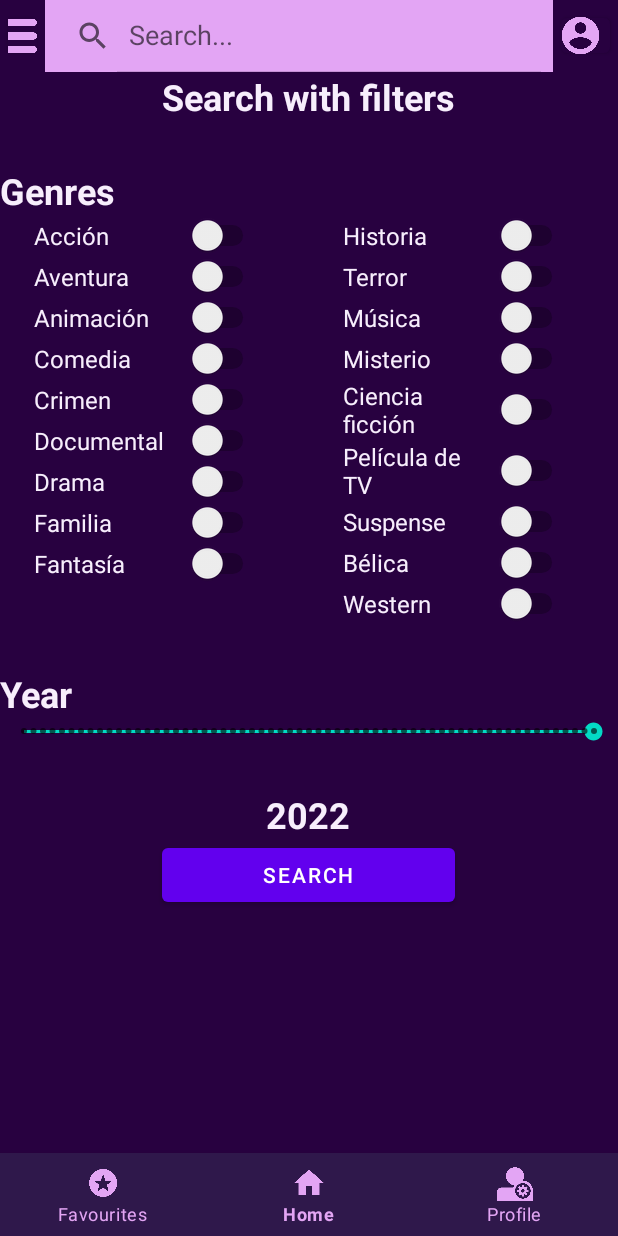
After one commit to MyUnicaucaGit/Moovster, an Android app: the fragment SearchFilters placed in its activity, on a phone screen of 412 x 824 dp. The commit adds this screen. Run offline under Robolectric (Android 15) with nearby library versions, the phone set to English and light mode, and no system bars; our stand-ins replace Volley, navigation-ui; libraries missing offline, so code that uses them is left out: com.jackandphantom.carouselrecyclerview; network calls fail.

Commit message:
Filter year

```diff
--- a/app/src/main/java/edu/unicauca/moovster/movies/Movies.java
+++ b/app/src/main/java/edu/unicauca/moovster/movies/Movies.java
@@ -104,6 +104,23 @@ public class Movies {
 
     }
 
+    public void getMoviesByGenderAndYear(List<String> genres, int year, VolleyCallBack callBack) throws JSONException {
+        String par="";
+        for (int i = 0; i < genres.size(); i++) {
+            for (int j = 0; j < genresList.length(); j++) {
+                JSONObject json = genresList.getJSONObject(j);
+                if (genres.get(i).equalsIgnoreCase(json.getString("name"))){
+                    par=par+"with_genres="+json.getString("id")+"&";
+                }
+            }
+        }
+        par=par+"primary_release_year="+year;
+
+        StringRequest req = query(par, callBack);
+        queue.add(req);
+
+    }
+
 
     public void getMoviesByGender(List<String> genres, VolleyCallBack callBack) throws JSONException {
         String par="";
--- /dev/null
+++ b/app/src/main/java/edu/unicauca/moovster/ui/movies/SearchFilters.kt
@@ -0,0 +1,83 @@
+package edu.unicauca.moovster.ui.movies
+
+import android.os.Bundle
+import android.view.LayoutInflater
+import android.view.View
+import android.view.ViewGroup
+import android.widget.Button
+import android.widget.SeekBar
+import android.widget.TextView
+import androidx.fragment.app.Fragment
+import edu.unicauca.moovster.R
+
+// TODO: Rename parameter arguments, choose names that match
+// the fragment initialization parameters, e.g. ARG_ITEM_NUMBER
+private const val ARG_PARAM1 = "param1"
+private const val ARG_PARAM2 = "param2"
+
+/**
+ * A simple [Fragment] subclass.
+ * Use the [SearchFilters.newInstance] factory method to
+ * create an instance of this fragment.
+ */
+class SearchFilters : Fragment() {
+    // TODO: Rename and change types of parameters
+    private var param1: String? = null
+    private var param2: String? = null
+
+    override fun onCreate(savedInstanceState: Bundle?) {
+        super.onCreate(savedInstanceState)
+        arguments?.let {
+            param1 = it.getString(ARG_PARAM1)
+            param2 = it.getString(ARG_PARAM2)
+        }
+    }
+
+    override fun onCreateView(
+        inflater: LayoutInflater, container: ViewGroup?,
+        savedInstanceState: Bundle?
+    ): View? {
+        // Inflate the layout for this fragment
+        return inflater.inflate(R.layout.fragment_search_filters, container, false)
+    }
+
+    override fun onViewCreated(view: View, savedInstanceState: Bundle?) {
+        super.onViewCreated(view, savedInstanceState)
+        val yearSearch:SeekBar=view.findViewById(R.id.seekBar);
+        val txtYear: TextView=view.findViewById(R.id.txtYearFilter)
+        val searchButton: Button=view.findViewById(R.id.btnSearchFilter)
+        yearSearch.setOnSeekBarChangeListener(object : SeekBar.OnSeekBarChangeListener {
+            override fun onProgressChanged(p0: SeekBar?, currentValue: Int, p2: Boolean) {
+                txtYear.text=((2022-60)+(currentValue)).toString()
+            }
+
+            override fun onStartTrackingTouch(p0: SeekBar?) {}
+            override fun onStopTrackingTouch(p0: SeekBar?) {}
+        })
+        searchButton.setOnClickListener {
+            activity?.supportFragmentManager?.beginTransaction()
+                ?.replace(R.id.nav_host_fragment_activity_main, Show_Movie_list(listOf("Acción","Animación"),txtYear.text.toString().toInt()))
+                ?.commit()
+        }
+    }
+
+    companion object {
+        /**
+         * Use this factory method to create a new instance of
+         * this fragment using the provided parameters.
+         *
+         * @param param1 Parameter 1.
+         * @param param2 Parameter 2.
+         * @return A new instance of fragment SearchFilters.
+         */
+        // TODO: Rename and change types and number of parameters
+        @JvmStatic
+        fun newInstance(param1: String, param2: String) =
+            SearchFilters().apply {
+                arguments = Bundle().apply {
+                    putString(ARG_PARAM1, param1)
+                    putString(ARG_PARAM2, param2)
+                }
+            }
+    }
+}
--- a/app/src/main/java/edu/unicauca/moovster/ui/movies/Show_Movie_list.java
+++ b/app/src/main/java/edu/unicauca/moovster/ui/movies/Show_Movie_list.java
@@ -16,6 +16,7 @@ import android.view.ViewGroup;
 import org.json.JSONException;
 
 import java.util.ArrayList;
+import java.util.List;
 
 import edu.unicauca.moovster.R;
 import edu.unicauca.moovster.adapter.MovieAdapter;
@@ -30,6 +31,8 @@ import edu.unicauca.moovster.movies.VolleyCallBack;
  */
 public class Show_Movie_list extends Fragment {
     private String query="";
+    private int year=0;
+    private List<String> genres;
 
     // TODO: Rename parameter arguments, choose names that match
     // the fragment initialization parameters, e.g. ARG_ITEM_NUMBER
@@ -44,8 +47,11 @@ public class Show_Movie_list extends Fragment {
         // Required empty public constructor
     }
     public Show_Movie_list(String query) {
-        // Required empty public constructor
         this.query=query;
+    }
+    public Show_Movie_list(List<String> genres,int year) {
+        this.genres=genres;
+        this.year=year;
     }
 
     /**
@@ -88,6 +94,23 @@ public class Show_Movie_list extends Fragment {
         super.onViewCreated(view, savedInstanceState);
         Movies myMovies = new Movies(getContext());
 
+        if (this.year!=0){
+
+            try {
+                myMovies.getMoviesByGenderAndYear(this.genres,this.year,new VolleyCallBack() {
+                    @Override
+                    public void onSuccess() {
+                        RecyclerView recyclerView = view.findViewById(R.id.RecyclerMovieList);
+                        recyclerView.setLayoutManager(new GridLayoutManager(getContext(),2));
+                        recyclerView.setAdapter(new MovieAdapter(myMovies.getRequestedList()));
+                    }
+                });
+            } catch (JSONException e) {
+                e.printStackTrace();
+            }
+
+        }
+
         if (this.query.equalsIgnoreCase("")){
 
             try {
--- a/app/src/main/java/edu/unicauca/moovster/ui/navbar/NavBar.java
+++ b/app/src/main/java/edu/unicauca/moovster/ui/navbar/NavBar.java
@@ -20,6 +20,7 @@ import edu.unicauca.moovster.R;
 import edu.unicauca.moovster.ui.home.HomeFragment;
 import edu.unicauca.moovster.ui.login.logIn;
 import edu.unicauca.moovster.ui.login.login_or_register;
+import edu.unicauca.moovster.ui.movies.SearchFilters;
 import edu.unicauca.moovster.ui.movies.Show_Movie_list;
 import edu.unicauca.moovster.ui.profile.ProfileFF;
 import edu.unicauca.moovster.ui.profile.ProfileFragment;
@@ -84,6 +85,7 @@ public class NavBar extends Fragment {
     public void onViewCreated(@NonNull View view, @Nullable Bundle savedInstanceState) {
         super.onViewCreated(view, savedInstanceState);
         Button btnUser = view.findViewById(R.id.btnNBUser);
+        Button btnFilter = view.findViewById(R.id.btnFilter);
         SearchView search  = view.findViewById(R.id.searchViewMovies);
         btnUser.setOnClickListener(new View.OnClickListener() {
             @Override
@@ -116,5 +118,14 @@ public class NavBar extends Fragment {
             }
         });
 
+        btnFilter.setOnClickListener(new View.OnClickListener() {
+            @Override
+            public void onClick(View v) {
+                getActivity().getSupportFragmentManager().beginTransaction()
+                        .replace(R.id.nav_host_fragment_activity_main,new SearchFilters()).addToBackStack(null)
+                        .commit();
+            }
+        });
+
     }
 }
--- /dev/null
+++ b/app/src/main/res/layout/fragment_search_filters.xml
@@ -0,0 +1,328 @@
+<?xml version="1.0" encoding="utf-8"?>
+<FrameLayout xmlns:android="http://schemas.android.com/apk/res/android"
+    xmlns:tools="http://schemas.android.com/tools"
+    android:layout_width="match_parent"
+    android:layout_height="match_parent"
+    android:background="@color/background_color"
+    tools:context=".ui.movies.SearchFilters">
+
+    <TableLayout
+        android:layout_width="match_parent"
+        android:layout_height="wrap_content">
+
+        <TableRow
+            android:layout_width="match_parent"
+            android:layout_height="wrap_content"
+            android:gravity="center">
+
+            <TextView
+                android:id="@+id/textView"
+                android:layout_width="wrap_content"
+                android:layout_height="wrap_content"
+                android:text="@string/Search_title_text"
+                android:textColor="@color/letter_white"
+                android:textSize="24sp"
+                android:textStyle="bold" />
+
+        </TableRow>
+
+        <TableRow
+            android:layout_width="match_parent"
+            android:layout_height="wrap_content">
+
+            <TextView
+                android:id="@+id/textView2"
+                android:layout_width="wrap_content"
+                android:layout_height="wrap_content"
+                android:layout_marginTop="30dp"
+                android:text="@string/Genres"
+                android:textColor="@color/letter_white"
+                android:textSize="24sp"
+                android:textStyle="bold" />
+
+        </TableRow>
+
+        <TableRow
+            android:layout_width="match_parent"
+            android:layout_height="wrap_content"
+            android:layout_weight="1">
+
+            <LinearLayout
+                android:layout_width="80dp"
+                android:layout_height="wrap_content"
+                android:gravity="center"
+                android:orientation="vertical">
+
+                <Switch
+                    android:id="@+id/switch1"
+                    android:layout_width="150dp"
+                    android:layout_height="wrap_content"
+                    android:shadowColor="@color/letter_pink"
+                    android:text="Acción"
+                    android:textColor="@color/letter_white"
+                    android:textColorHint="@color/salmon"
+                    android:textColorLink="@color/salmon"
+                    android:textSize="16sp" />
+
+                <Switch
+                    android:id="@+id/switch2"
+                    android:layout_width="150dp"
+                    android:layout_height="wrap_content"
+                    android:shadowColor="@color/letter_pink"
+                    android:text="Aventura"
+                    android:textColor="@color/letter_white"
+                    android:textColorHint="@color/salmon"
+                    android:textColorLink="@color/salmon"
+                    android:textSize="16sp" />
+
+                <Switch
+                    android:id="@+id/switch3"
+                    android:layout_width="150dp"
+                    android:layout_height="wrap_content"
+                    android:shadowColor="@color/letter_pink"
+                    android:text="Animación"
+                    android:textColor="@color/letter_white"
+                    android:textColorHint="@color/salmon"
+                    android:textColorLink="@color/salmon"
+                    android:textSize="16sp" />
+
+                <Switch
+                    android:id="@+id/switch4"
+                    android:layout_width="150dp"
+                    android:layout_height="wrap_content"
+                    android:shadowColor="@color/letter_pink"
+                    android:text="Comedia"
+                    android:textColor="@color/letter_white"
+                    android:textColorHint="@color/salmon"
+                    android:textColorLink="@color/salmon"
+                    android:textSize="16sp" />
+
+                <Switch
+                    android:id="@+id/switch5"
+                    android:layout_width="150dp"
+                    android:layout_height="wrap_content"
+                    android:shadowColor="@color/letter_pink"
+                    android:text="Crimen"
+                    android:textColor="@color/letter_white"
+                    android:textColorHint="@color/salmon"
+                    android:textColorLink="@color/salmon"
+                    android:textSize="16sp" />
+
+                <Switch
+                    android:id="@+id/switch6"
+                    android:layout_width="150dp"
+                    android:layout_height="wrap_content"
+                    android:shadowColor="@color/letter_pink"
+                    android:text="Documental"
+                    android:textColor="@color/letter_white"
+                    android:textColorHint="@color/salmon"
+                    android:textColorLink="@color/salmon"
+                    android:textSize="16sp" />
+
+                <Switch
+                    android:id="@+id/switch7"
+                    android:layout_width="150dp"
+                    android:layout_height="wrap_content"
+                    android:shadowColor="@color/letter_pink"
+                    android:text="Drama"
+                    android:textColor="@color/letter_white"
+                    android:textColorHint="@color/salmon"
+                    android:textColorLink="@color/salmon"
+                    android:textSize="16sp" />
+
+                <Switch
+                    android:id="@+id/switch8"
+                    android:layout_width="150dp"
+                    android:layout_height="wrap_content"
+                    android:shadowColor="@color/letter_pink"
+                    android:text="Familia"
+                    android:textColor="@color/letter_white"
+                    android:textColorHint="@color/salmon"
+                    android:textColorLink="@color/salmon"
+                    android:textSize="16sp" />
+
+                <Switch
+                    android:id="@+id/switch9"
+                    android:layout_width="150dp"
+                    android:layout_height="wrap_content"
+                    android:shadowColor="@color/letter_pink"
+                    android:text="Fantasía"
+                    android:textColor="@color/letter_white"
+                    android:textColorHint="@color/salmon"
+                    android:textColorLink="@color/salmon"
+                    android:textSize="16sp" />
+
+            </LinearLayout>
+
+            <LinearLayout
+                android:layout_height="wrap_content"
+                android:layout_weight="1"
+                android:gravity="center"
+                android:orientation="vertical">
+
+                <Switch
+                    android:id="@+id/switch10"
+                    android:layout_width="150dp"
+                    android:layout_height="wrap_content"
+                    android:shadowColor="@color/letter_pink"
+                    android:text="Historia"
+                    android:textColor="@color/letter_white"
+                    android:textColorHint="@color/salmon"
+                    android:textColorLink="@color/salmon"
+                    android:textSize="16sp" />
+
+                <Switch
+                    android:id="@+id/switch11"
+                    android:layout_width="150dp"
+                    android:layout_height="wrap_content"
+                    android:shadowColor="@color/letter_pink"
+                    android:text="Terror"
+                    android:textColor="@color/letter_white"
+                    android:textColorHint="@color/salmon"
+                    android:textColorLink="@color/salmon"
+                    android:textSize="16sp" />
+
+                <Switch
+                    android:id="@+id/switch12"
+                    android:layout_width="150dp"
+                    android:layout_height="wrap_content"
+                    android:shadowColor="@color/letter_pink"
+                    android:text="Música"
+                    android:textColor="@color/letter_white"
+                    android:textColorHint="@color/salmon"
+                    android:textColorLink="@color/salmon"
+                    android:textSize="16sp" />
+
+                <Switch
+                    android:id="@+id/switch13"
+                    android:layout_width="150dp"
+                    android:layout_height="wrap_content"
+                    android:shadowColor="@color/letter_pink"
+                    android:text="Misterio"
+                    android:textColor="@color/letter_white"
+                    android:textColorHint="@color/salmon"
+                    android:textColorLink="@color/salmon"
+                    android:textSize="16sp" />
+
+                <Switch
+                    android:id="@+id/switch14"
+                    android:layout_width="150dp"
+                    android:layout_height="wrap_content"
+                    android:shadowColor="@color/letter_pink"
+                    android:text="Ciencia ficción"
+                    android:textColor="@color/letter_white"
+                    android:textColorHint="@color/salmon"
+                    android:textColorLink="@color/salmon"
+                    android:textSize="16sp" />
+
+                <Switch
+                    android:id="@+id/switch15"
+                    android:layout_width="150dp"
+                    android:layout_height="wrap_content"
+                    android:shadowColor="@color/letter_pink"
+                    android:text="Película de TV"
+                    android:textColor="@color/letter_white"
+                    android:textColorHint="@color/salmon"
+                    android:textColorLink="@color/salmon"
+                    android:textSize="16sp" />
+
+                <Switch
+                    android:id="@+id/switch16"
+                    android:layout_width="150dp"
+                    android:layout_height="wrap_content"
+                    android:shadowColor="@color/letter_pink"
+                    android:text="Suspense"
+                    android:textColor="@color/letter_white"
+                    android:textColorHint="@color/salmon"
+                    android:textColorLink="@color/salmon"
+                    android:textSize="16sp" />
+
+                <Switch
+                    android:id="@+id/switch17"
+                    android:layout_width="150dp"
+                    android:layout_height="wrap_content"
+                    android:shadowColor="@color/letter_pink"
+                    android:text="Bélica"
+                    android:textColor="@color/letter_white"
+                    android:textColorHint="@color/salmon"
+                    android:textColorLink="@color/salmon"
+                    android:textSize="16sp" />
+
+                <Switch
+                    android:id="@+id/switch18"
+                    android:layout_width="150dp"
+                    android:layout_height="wrap_content"
+                    android:shadowColor="@color/letter_pink"
+                    android:text="Western"
+                    android:textColor="@color/letter_white"
+                    android:textColorHint="@color/salmon"
+                    android:textColorLink="@color/salmon"
+                    android:textSize="16sp" />
+            </LinearLayout>
+
+        </TableRow>
+
+        <TableRow
+            android:layout_width="match_parent"
+            android:layout_height="match_parent">
+
+            <TextView
+                android:id="@+id/textView3"
+                android:layout_width="wrap_content"
+                android:layout_height="wrap_content"
+                android:layout_marginTop="30dp"
+                android:text="@string/Year"
+                android:textColor="@color/letter_white"
+                android:textSize="24sp"
+                android:textStyle="bold" />
+        </TableRow>
+
+        <TableRow
+            android:layout_width="match_parent"
+            android:layout_height="match_parent"
+            android:layout_weight="1">
+
+            <SeekBar
+                android:id="@+id/seekBar"
+                style="@style/Widget.AppCompat.SeekBar.Discrete"
+                android:layout_width="match_parent"
+                android:layout_height="wrap_content"
+                android:layout_weight="1"
+                android:max="60"
+                android:progress="60" />
+        </TableRow>
+
+        <TableRow
+            android:layout_width="match_parent"
+            android:layout_height="wrap_content"
+            android:gravity="center_horizontal|top">
+
+            <TextView
+                android:id="@+id/txtYearFilter"
+                android:layout_width="wrap_content"
+                android:layout_height="wrap_content"
+                android:layout_marginTop="30dp"
+                android:gravity="center"
+                android:text="2022"
+                android:textColor="@color/letter_white"
+                android:textSize="24sp"
+                android:textStyle="bold" />
+        </TableRow>
+
+        <TableRow
+            android:layout_width="match_parent"
+            android:layout_height="match_parent"
+            android:gravity="center">
+
+            <Button
+                android:id="@+id/btnSearchFilter"
+                android:layout_width="wrap_content"
+                android:layout_height="wrap_content"
+                android:text="@android:string/search_go" />
+        </TableRow>
+
+
+    </TableLayout>
+
+
+</FrameLayout>
--- a/app/src/main/res/values/strings.xml
+++ b/app/src/main/res/values/strings.xml
@@ -28,6 +28,11 @@
     <string name="loginWarning">There is no user registered with this credentials.</string>
     <string name="not_available_functionality">Just user logged can use this function</string>
     <string name="SearchHint">Search...</string>
+    <!-- TODO: Remove or change this placeholder text -->
+    <string name="hello_blank_fragment">Hello blank fragment</string>
+    <string name="Search_title_text">Search with filters</string>
+    <string name="Genres">Genres</string>
+    <string name="Year">Year</string>
 
 
 </resources>
```
Also changed, not shown: 1 other file.
